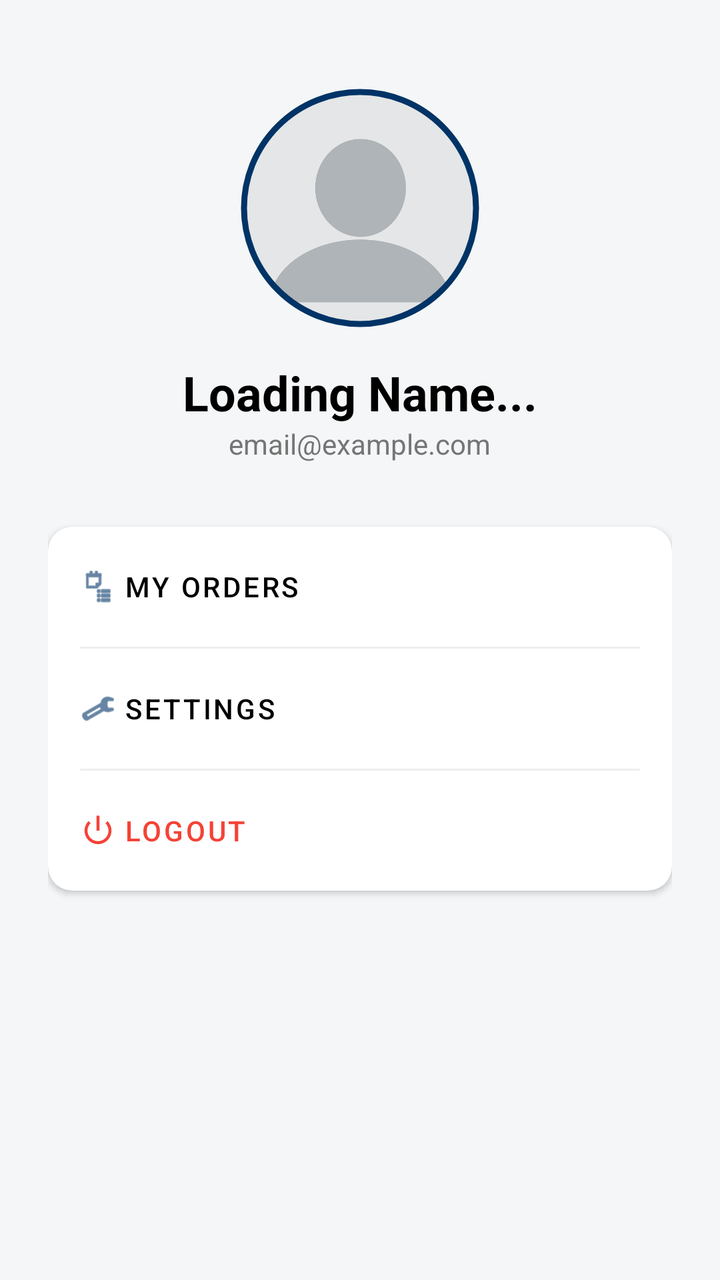
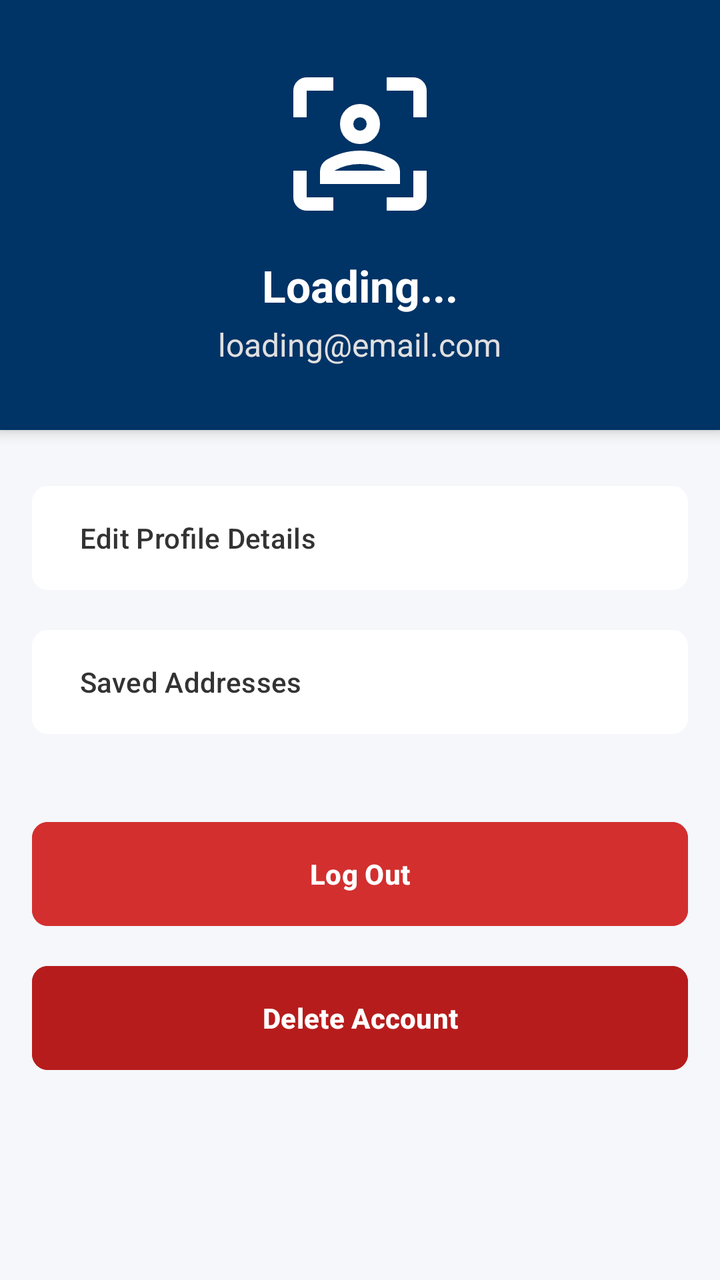

Compare the two renders of this Android layout. The source of the first and the diff that turns it into the second are given below.
<!-- AndroidManifest.xml: application theme Theme.PrintIt -->
<!-- res/layout/fragment_profile.xml -->
<?xml version="1.0" encoding="utf-8"?>
<LinearLayout xmlns:android="http://schemas.android.com/apk/res/android"
    xmlns:app="http://schemas.android.com/apk/res-auto"
    android:layout_width="match_parent"
    android:layout_height="match_parent"
    android:orientation="vertical"
    android:padding="24dp"
    android:background="@color/caicon_grey_background">

    <LinearLayout
        android:layout_width="match_parent"
        android:layout_height="wrap_content"
        android:gravity="center"
        android:orientation="vertical"
        android:layout_marginTop="20dp"
        android:layout_marginBottom="32dp">

        <com.google.android.material.imageview.ShapeableImageView
            android:id="@+id/profile_image"
            android:layout_width="120dp"
            android:layout_height="120dp"
            android:padding="2dp"
            app:strokeWidth="3dp"
            app:strokeColor="@color/caicon_blue_primary"
            app:shapeAppearanceOverlay="@style/CircleImage"
            android:scaleType="centerCrop"
            android:src="@drawable/profile_placeholder"
            android:background="@android:color/transparent"
            android:clickable="true"
            android:focusable="true"/>

        <TextView
            android:id="@+id/profile_name"
            android:layout_width="wrap_content"
            android:layout_height="wrap_content"
            android:text="Loading Name..."
            android:textSize="24sp"
            android:textStyle="bold"
            android:textColor="@color/black"
            android:layout_marginTop="16dp"/>

        <TextView
            android:id="@+id/profile_email"
            android:layout_width="wrap_content"
            android:layout_height="wrap_content"
            android:text="email@example.com"
            android:textColor="#757575"
            android:textSize="14sp"/>
    </LinearLayout>

    <androidx.cardview.widget.CardView
        android:layout_width="match_parent"
        android:layout_height="wrap_content"
        app:cardCornerRadius="12dp"
        app:cardElevation="2dp">

        <LinearLayout
            android:layout_width="match_parent"
            android:layout_height="wrap_content"
            android:orientation="vertical">

            <Button
                android:id="@+id/btn_my_orders"
                style="@style/Widget.MaterialComponents.Button.TextButton"
                android:layout_width="match_parent"
                android:layout_height="60dp"
                android:text="My Orders"
                android:gravity="start|center_vertical"
                android:paddingStart="16dp"
                android:textColor="@color/black"
                app:icon="@android:drawable/ic_menu_agenda"
                app:iconTint="@color/caicon_blue_primary"/>

            <View
                android:layout_width="match_parent"
                android:layout_height="1dp"
                android:background="#EEEEEE"
                android:layout_marginHorizontal="16dp"/>

            <Button
                android:id="@+id/btn_settings"
                style="@style/Widget.MaterialComponents.Button.TextButton"
                android:layout_width="match_parent"
                android:layout_height="60dp"
                android:text="Settings"
                android:gravity="start|center_vertical"
                android:paddingStart="16dp"
                android:textColor="@color/black"
                app:icon="@android:drawable/ic_menu_manage"
                app:iconTint="@color/caicon_blue_primary"/>

            <View
                android:layout_width="match_parent"
                android:layout_height="1dp"
                android:background="#EEEEEE"
                android:layout_marginHorizontal="16dp"/>

            <Button
                android:id="@+id/btn_logout"
                style="@style/Widget.MaterialComponents.Button.TextButton"
                android:layout_width="match_parent"
                android:layout_height="60dp"
                android:text="Logout"
                android:gravity="start|center_vertical"
                android:paddingStart="16dp"
                android:textColor="#F44336"
                app:icon="@android:drawable/ic_lock_power_off"
                app:iconTint="#F44336"/>
        </LinearLayout>
    </androidx.cardview.widget.CardView>
</LinearLayout>
<!-- resources referenced by this layout -->
<resources>
  <color name="black">#000000</color>
  <color name="caicon_blue_primary">#003366</color>
  <color name="caicon_grey_background">#F4F6F8</color>
  <!-- drawable profile_placeholder: webp bitmap (drawable, 8194 bytes) -->
  <style name="CircleImage">
          <item name="cornerSize">50%</item>
      </style>
  <style name="Theme.PrintIt" parent="Base.Theme.PrintIt" />
  <style name="Base.Theme.PrintIt" parent="Theme.Material3.DayNight.NoActionBar">
          <item name="colorPrimary">@color/caicon_blue_primary</item>
          <item name="colorPrimaryVariant">@color/caicon_blue_primary</item>
  
          <item name="android:statusBarColor">@color/caicon_blue_primary</item>
          <item name="android:windowSplashScreenBackground">@color/caicon_blue_primary</item>
  
          <item name="android:windowBackground">@color/caicon_blue_primary</item>
      </style>
</resources>

<!-- the commit's change to res/layout/fragment_profile.xml (unified diff, before → after) -->
@@ -3,109 +3,95 @@
     xmlns:app="http://schemas.android.com/apk/res-auto"
     android:layout_width="match_parent"
     android:layout_height="match_parent"
-    android:orientation="vertical"
-    android:padding="24dp"
-    android:background="@color/caicon_grey_background">
+    android:background="#F5F7FA"
+    android:orientation="vertical">
 
     <LinearLayout
         android:layout_width="match_parent"
         android:layout_height="wrap_content"
+        android:background="@color/caicon_blue_primary"
         android:gravity="center"
         android:orientation="vertical"
-        android:layout_marginTop="20dp"
-        android:layout_marginBottom="32dp">
+        android:padding="32dp"
+        android:elevation="4dp">
 
-        <com.google.android.material.imageview.ShapeableImageView
-            android:id="@+id/profile_image"
-            android:layout_width="120dp"
-            android:layout_height="120dp"
-            android:padding="2dp"
-            app:strokeWidth="3dp"
-            app:strokeColor="@color/caicon_blue_primary"
-            app:shapeAppearanceOverlay="@style/CircleImage"
-            android:scaleType="centerCrop"
-            android:src="@drawable/profile_placeholder"
-            android:background="@android:color/transparent"
-            android:clickable="true"
-            android:focusable="true"/>
+        <ImageView
+            android:layout_width="80dp"
+            android:layout_height="80dp"
+            android:src="@drawable/ic_profile"
+            app:tint="#FFFFFF" />
 
         <TextView
-            android:id="@+id/profile_name"
+            android:id="@+id/tvProfileName"
             android:layout_width="wrap_content"
             android:layout_height="wrap_content"
-            android:text="Loading Name..."
-            android:textSize="24sp"
-            android:textStyle="bold"
-            android:textColor="@color/black"
-            android:layout_marginTop="16dp"/>
+            android:layout_marginTop="16dp"
+            android:text="Loading..."
+            android:textColor="#FFFFFF"
+            android:textSize="22sp"
+            android:textStyle="bold" />
 
         <TextView
-            android:id="@+id/profile_email"
+            android:id="@+id/tvProfileEmail"
             android:layout_width="wrap_content"
             android:layout_height="wrap_content"
-            android:text="email@example.com"
-            android:textColor="#757575"
-            android:textSize="14sp"/>
+            android:text="loading@email.com"
+            android:textColor="#E0E0E0"
+            android:textSize="16sp"
+            android:layout_marginTop="4dp"/>
     </LinearLayout>
 
-    <androidx.cardview.widget.CardView
+    <LinearLayout
         android:layout_width="match_parent"
         android:layout_height="wrap_content"
-        app:cardCornerRadius="12dp"
-        app:cardElevation="2dp">
+        android:layout_marginTop="24dp"
+        android:orientation="vertical"
+        android:paddingHorizontal="16dp">
 
-        <LinearLayout
+        <Button
+            android:id="@+id/btnEditProfile"
             android:layout_width="match_parent"
-            android:layout_height="wrap_content"
-            android:orientation="vertical">
+            android:layout_height="60dp"
+            android:layout_marginBottom="12dp"
+            android:backgroundTint="#FFFFFF"
+            android:text="Edit Profile Details"
+            android:textColor="#333333"
+            android:gravity="start|center_vertical"
+            android:paddingStart="24dp"
+            app:cornerRadius="8dp" />
 
-            <Button
-                android:id="@+id/btn_my_orders"
-                style="@style/Widget.MaterialComponents.Button.TextButton"
-                android:layout_width="match_parent"
-                android:layout_height="60dp"
-                android:text="My Orders"
-                android:gravity="start|center_vertical"
-                android:paddingStart="16dp"
-                android:textColor="@color/black"
-                app:icon="@android:drawable/ic_menu_agenda"
-                app:iconTint="@color/caicon_blue_primary"/>
+        <Button
+            android:id="@+id/btnShippingInfo"
+            android:layout_width="match_parent"
+            android:layout_height="60dp"
+            android:layout_marginBottom="12dp"
+            android:backgroundTint="#FFFFFF"
+            android:text="Saved Addresses"
+            android:textColor="#333333"
+            android:gravity="start|center_vertical"
+            android:paddingStart="24dp"
+            app:cornerRadius="8dp" />
 
-            <View
-                android:layout_width="match_parent"
-                android:layout_height="1dp"
-                android:background="#EEEEEE"
-                android:layout_marginHorizontal="16dp"/>
+        <Button
+            android:id="@+id/btnLogout"
+            android:layout_width="match_parent"
+            android:layout_height="60dp"
+            android:layout_marginTop="24dp"
+            android:backgroundTint="#D32F2F"
+            android:text="Log Out"
+            android:textColor="#FFFFFF"
+            android:textStyle="bold"
+            app:cornerRadius="8dp" />
 
-            <Button
-                android:id="@+id/btn_settings"
-                style="@style/Widget.MaterialComponents.Button.TextButton"
-                android:layout_width="match_parent"
-                android:layout_height="60dp"
-                android:text="Settings"
-                android:gravity="start|center_vertical"
-                android:paddingStart="16dp"
-                android:textColor="@color/black"
-                app:icon="@android:drawable/ic_menu_manage"
-                app:iconTint="@color/caicon_blue_primary"/>
-
-            <View
-                android:layout_width="match_parent"
-                android:layout_height="1dp"
-                android:background="#EEEEEE"
-                android:layout_marginHorizontal="16dp"/>
-
-            <Button
-                android:id="@+id/btn_logout"
-                style="@style/Widget.MaterialComponents.Button.TextButton"
-                android:layout_width="match_parent"
-                android:layout_height="60dp"
-                android:text="Logout"
-                android:gravity="start|center_vertical"
-                android:paddingStart="16dp"
-                android:textColor="#F44336"
-                app:icon="@android:drawable/ic_lock_power_off"
-                app:iconTint="#F44336"/>
-        </LinearLayout>
-    </androidx.cardview.widget.CardView>
+        <Button
+            android:id="@+id/btnDeleteAccount"
+            android:layout_width="match_parent"
+            android:layout_height="60dp"
+            android:layout_marginTop="12dp"
+            android:backgroundTint="#B71C1C"
+            android:text="Delete Account"
+            android:textColor="#FFFFFF"
+            android:textStyle="bold"
+            app:cornerRadius="8dp" />
+    </LinearLayout>
 </LinearLayout>
<!-- resource entries referenced after the edit -->
@@ -1,21 +1,22 @@
 <!-- resources referenced by this layout -->
 <resources>
-  <color name="black">#000000</color>
   <color name="caicon_blue_primary">#003366</color>
-  <color name="caicon_grey_background">#F4F6F8</color>
-  <!-- drawable profile_placeholder: webp bitmap (drawable, 8194 bytes) -->
-  <style name="CircleImage">
-          <item name="cornerSize">50%</item>
-      </style>
+  <!-- drawable ic_profile (drawable) -->
+  <vector xmlns:android="http://schemas.android.com/apk/res/android" android:height="24dp" android:tint="#000000" android:viewportHeight="960" android:viewportWidth="960" android:width="24dp">
+        
+      <path android:fillColor="@android:color/white" android:pathData="M480,480Q429,480 394.5,445.5Q360,411 360,360Q360,310 394.5,275Q429,240 480,240Q530,240 565,275Q600,310 600,360Q600,411 565,445.5Q530,480 480,480ZM480,400Q497,400 508.5,388.5Q520,377 520,360Q520,343 508.5,331.5Q497,320 480,320Q463,320 451.5,331.5Q440,343 440,360Q440,377 451.5,388.5Q463,400 480,400ZM240,720L240,644Q240,623 250.5,604.5Q261,586 279,575Q325,548 375.5,534Q426,520 480,520Q534,520 584.5,534Q635,548 681,575Q699,586 709.5,604.5Q720,623 720,644L720,720L240,720ZM400,610Q361,620 326,640L326,640L634,640L634,640Q599,620 560,610Q521,600 480,600Q439,600 400,610ZM480,360Q480,360 480,360Q480,360 480,360Q480,360 480,360Q480,360 480,360Q480,360 480,360Q480,360 480,360Q480,360 480,360Q480,360 480,360ZM560,640Q599,640 634,640L634,640L326,640L326,640Q361,640 400,640Q439,640 480,640Q521,640 560,640ZM160,880Q127,880 103.5,856.5Q80,833 80,800L80,640L160,640L160,800Q160,800 160,800Q160,800 160,800L320,800L320,880L160,880ZM80,320L80,160Q80,127 103.5,103.5Q127,80 160,80L320,80L320,160L160,160Q160,160 160,160Q160,160 160,160L160,320L80,320ZM640,880L640,800L800,800Q800,800 800,800Q800,800 800,800L800,640L880,640L880,800Q880,833 856.5,856.5Q833,880 800,880L640,880ZM800,320L800,160Q800,160 800,160Q800,160 800,160L640,160L640,80L800,80Q833,80 856.5,103.5Q880,127 880,160L880,320L800,320Z"/>
+      
+  </vector>
   <style name="Theme.PrintIt" parent="Base.Theme.PrintIt" />
   <style name="Base.Theme.PrintIt" parent="Theme.Material3.DayNight.NoActionBar">
           <item name="colorPrimary">@color/caicon_blue_primary</item>
           <item name="colorPrimaryVariant">@color/caicon_blue_primary</item>
   
           <item name="android:statusBarColor">@color/caicon_blue_primary</item>
-          <item name="android:windowSplashScreenBackground">@color/caicon_blue_primary</item>
+          <item name="android:windowSplashScreenBackground" tools:targetApi="31">@color/caicon_blue_primary</item>
+          <item name="android:windowBackground">@color/caicon_blue_primary</item>
   
-          <item name="android:windowBackground">@color/caicon_blue_primary</item>
+          <item name="colorControlActivated">@color/caicon_blue_primary</item>
       </style>
 </resources>
 
